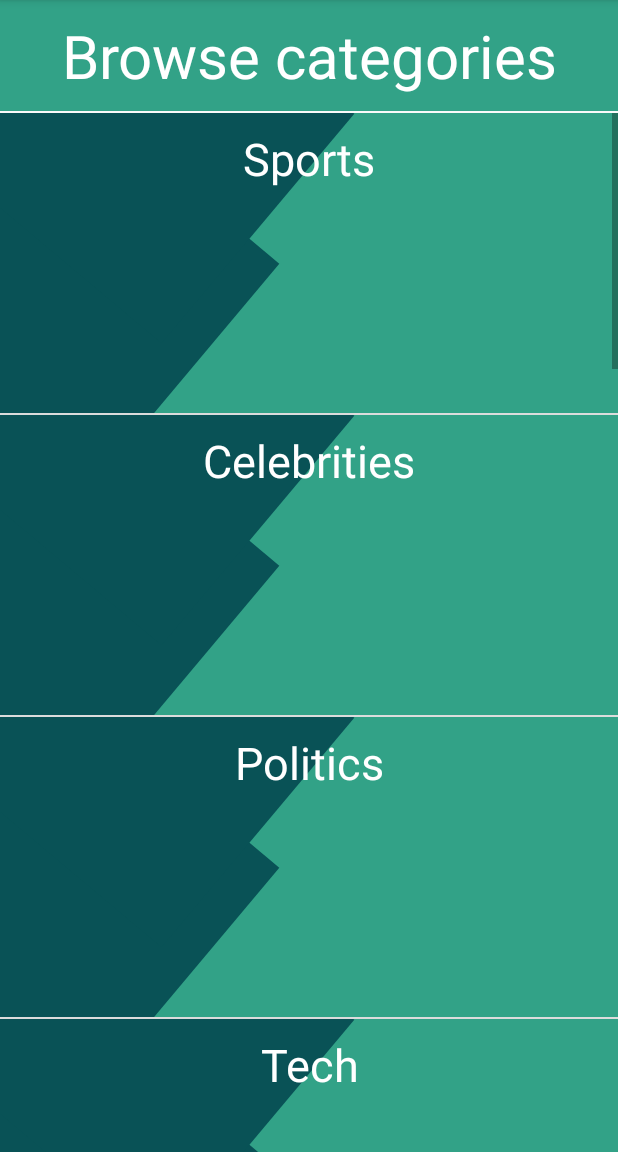
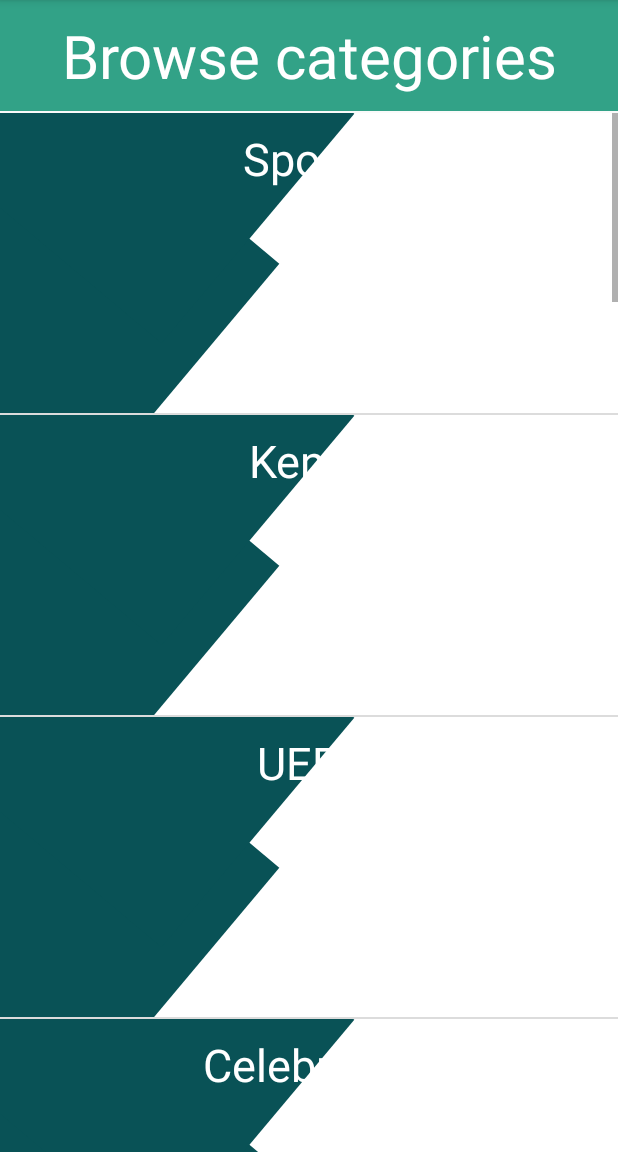
Before and after one commit to lifereze/Android-IP3, an Android app: the NewUserActivity screen opened directly, with no data from a screen before it, after a tap on "Already A User? Log In Here", on a phone screen of 412 x 824 dp, the part 84-1236 px from its top. Run offline under Robolectric (Android 15) with nearby library versions, the phone set to English and light mode, and no system bars; our stand-ins replace ButterKnife, Firebase (no records; nobody signed in at launch, a user with empty details on screens opened directly); 1 statement that could not run was skipped; 1 other tap on this screen came first.

Commit message:
final commit

```diff
--- a/app/src/main/java/com/lifereze/tweeps/ui/LoginActivity.java
+++ b/app/src/main/java/com/lifereze/tweeps/ui/LoginActivity.java
@@ -105,6 +105,7 @@ public class LoginActivity extends AppCompatActivity implements View.OnClickList
                             Toast.makeText(LoginActivity.this, "Signed in!", Toast.LENGTH_SHORT).show();
                         }else {
                             Toast.makeText(LoginActivity.this, "Sign in failed!", Toast.LENGTH_SHORT).show();
+                            mLoginProgressDialog.dismiss();
                         }
                     }
                 });
--- a/app/src/main/java/com/lifereze/tweeps/ui/MainActivity.java
+++ b/app/src/main/java/com/lifereze/tweeps/ui/MainActivity.java
@@ -1,7 +1,6 @@
 package com.lifereze.tweeps.ui;
 
 import android.content.Intent;
-import android.graphics.Typeface;
 import android.os.Bundle;
 import android.view.Menu;
 import android.view.MenuInflater;
@@ -25,7 +24,7 @@ public class MainActivity extends AppCompatActivity {
     @BindView(R.id.categoriesListView) ListView mListView;
     @BindView(R.id.headerTextView) TextView mTextView;
 
-    private String[] categories = new String[] {"Sports","Celebrities","Politics","Tech","Music","Food","Fashion","Film","Business","Gossip","Trump","Conference","News","Gaming"};
+    private String[] categories = new String[] {"Sports","Kenya","UEFA","Celebrities","Cars","Guns","Politics","Tech","Music","Food","Fashion","Film","Business","Gossip","Trump","Conference","News","Gaming","Hiphop"};
 
 
     @Override
@@ -34,8 +33,8 @@ public class MainActivity extends AppCompatActivity {
         setContentView(R.layout.activity_main);
 
         ButterKnife.bind(this);
-        Typeface titleFont = Typeface.createFromAsset(getAssets(),"fonts/JOURNAL.TTF");
-        mTextView.setTypeface(titleFont);
+//        Typeface titleFont = Typeface.createFromAsset(getAssets(),"fonts/JOURNAL.TTF");
+//        mTextView.setTypeface(titleFont);
 
         mListView.setAdapter(new CustomArrayAdapter(this,categories));
         mListView.setOnItemClickListener(new AdapterView.OnItemClickListener() {
--- a/app/src/main/java/com/lifereze/tweeps/ui/NewUserActivity.java
+++ b/app/src/main/java/com/lifereze/tweeps/ui/NewUserActivity.java
@@ -109,6 +109,7 @@ public class NewUserActivity extends AppCompatActivity implements View.OnClickLi
 
                 }else {
                     Toast.makeText(NewUserActivity.this, "Authentication failed! Try Again", Toast.LENGTH_SHORT).show();
+                    mAuthProgressDialog.dismiss();
                 }
             }
         });
--- /dev/null
+++ b/app/src/main/res/drawable-v23/border.xml
@@ -0,0 +1,35 @@
+<?xml version="1.0" encoding="utf-8"?>
+<layer-list
+    xmlns:android="http://schemas.android.com/apk/res/android">
+
+    <item>
+        <shape android:shape="rectangle">
+            <solid android:color="@color/design_default_color_surface"/>
+        </shape>
+    </item>
+
+    <item
+        android:height="200dp"
+        android:width="240dp"
+        android:top="0dp"
+        android:left="-90dp">
+        <rotate
+            android:fromDegrees="40">
+            <shape android:shape="rectangle">
+                <solid android:color="@color/colorPrimaryDark"/>
+            </shape>
+        </rotate>
+    </item>
+    <item
+        android:height="200dp"
+        android:width="240dp"
+        android:top="-100dp"
+        android:left="-40dp">
+        <rotate
+            android:fromDegrees="40">
+            <shape android:shape="rectangle">
+                <solid android:color="@color/colorPrimaryDark"/>
+            </shape>
+        </rotate>
+    </item>
+</layer-list>
--- a/app/src/main/res/drawable/border.xml
+++ b/app/src/main/res/drawable/border.xml
@@ -1,35 +1,12 @@
-<?xml version="1.0" encoding="utf-8"?>
-<layer-list
-    xmlns:android="http://schemas.android.com/apk/res/android">
-
+<layer-list xmlns:android="http://schemas.android.com/apk/res/android" >
     <item>
-        <shape android:shape="rectangle">
-            <solid android:color="@color/colorAccent"/>
+        <shape android:shape="rectangle" >
+            <solid android:color="#33000000" /> <!-- Border colour -->
         </shape>
     </item>
-
-    <item
-        android:height="200dp"
-        android:width="240dp"
-        android:top="0dp"
-        android:left="-90dp">
-        <rotate
-            android:fromDegrees="40">
-            <shape android:shape="rectangle">
-                <solid android:color="@color/colorPrimaryDark"/>
-            </shape>
-        </rotate>
-    </item>
-    <item
-        android:height="200dp"
-        android:width="240dp"
-        android:top="-100dp"
-        android:left="-40dp">
-        <rotate
-            android:fromDegrees="40">
-            <shape android:shape="rectangle">
-                <solid android:color="@color/colorPrimaryDark"/>
-            </shape>
-        </rotate>
+    <item  android:bottom="2dp" >
+        <shape android:shape="rectangle" >
+            <solid android:color="#164586" />
+        </shape>
     </item>
 </layer-list>
--- a/app/src/main/res/values/styles.xml
+++ b/app/src/main/res/values/styles.xml
@@ -7,6 +7,7 @@
         <item name="colorPrimaryDark">@color/colorPrimaryDark</item>
         <item name="colorAccent">@color/colorAccent</item>
     </style>
-    <style name="HomeTheme" parent="Theme.AppCompat.Light.NoActionBar"></style>
+
+    <style name="HomeTheme" parent="Theme.AppCompat.Light.NoActionBar" />
 
 </resources>
```
Also changed, not shown: app/build.gradle (+10 -4 lines), app/src/main/AndroidManifest.xml (+9 -8 lines), app/src/main/res/drawable/listborder.xml (+6 -38 lines), app/src/main/res/menu/menu_search.xml (deleted, +0 -13 lines), app/src/main/res/drawable/search24px.png (deleted), 1 other file.
